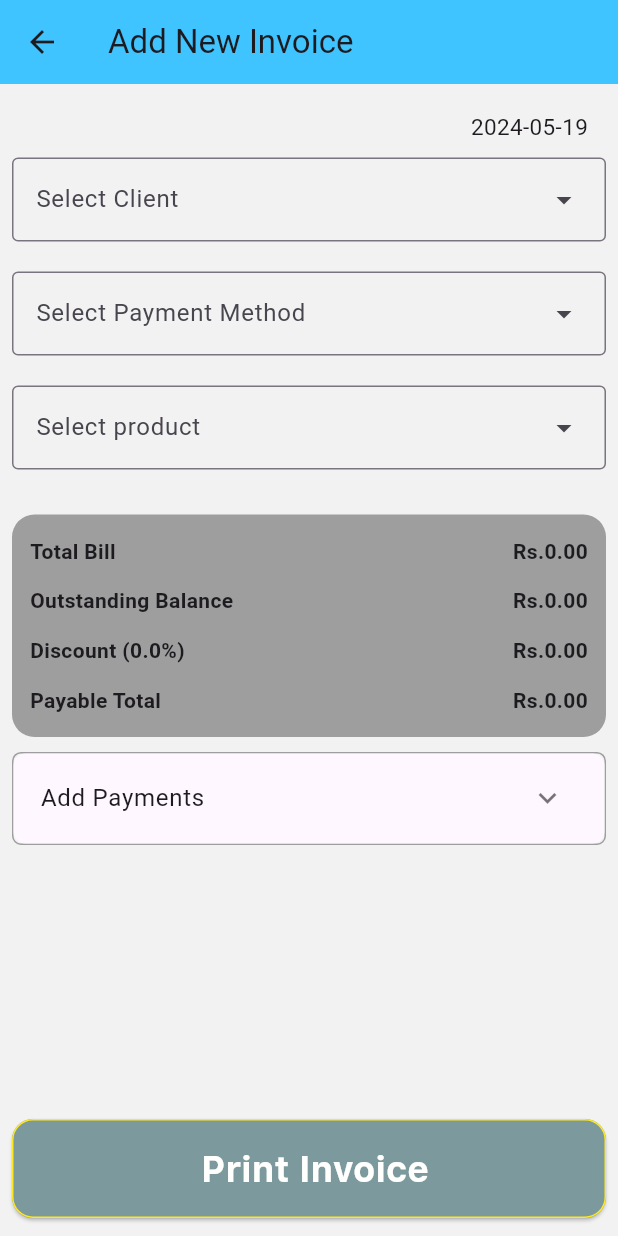
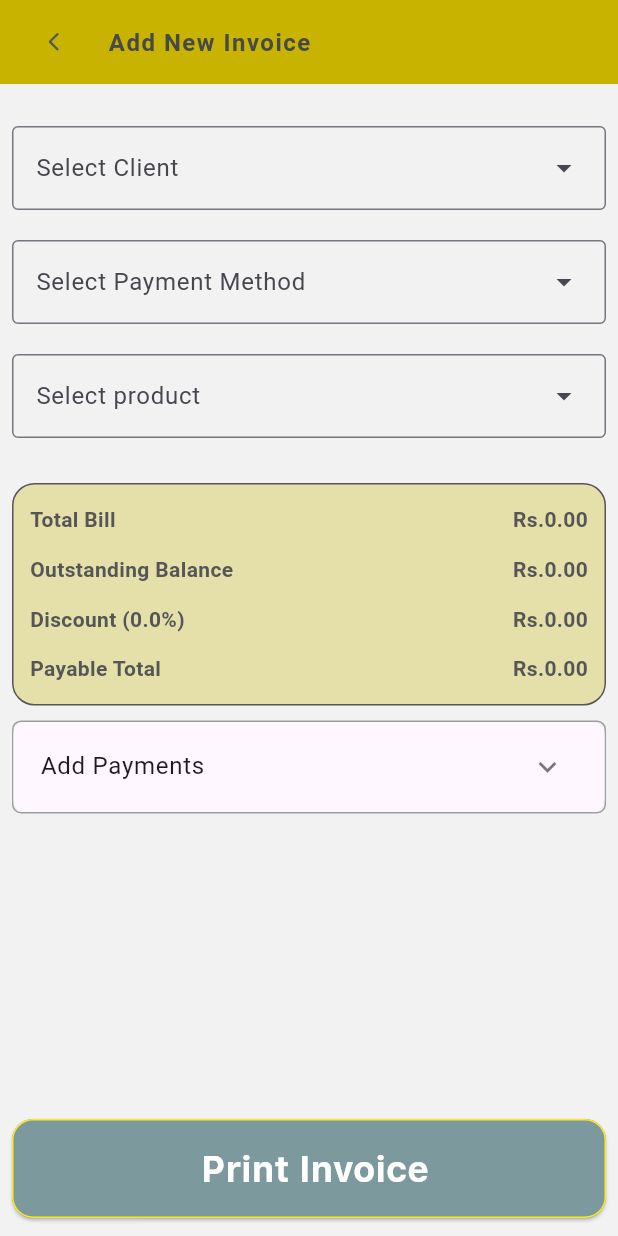
Before and after one commit to sasankadeshapriya/order-processing-app-flutter, a Flutter app: the InvoicePage screen opened directly, after a tap on "Print Invoice", on a phone screen of 412 x 824 dp. Run offline on Flutter 3.47's test engine with Material 3 defaults, Android fonts, the phone set to English and light mode, and no system bars; drawn by our look-alikes of expansion_tile_card; our stand-ins replace awesome_dialog, dropdown_button2, flutter_svg, fluttertoast, google_fonts, google_maps_flutter and 6 more; missing offline and left inert: app_settings, bluetooth_print, jumping_dot; accounts and stored records are empty; network calls fail; Roboto replaces fonts that are missing (SF Pro Text).

Commit message:
add decoration for App bar

```diff
--- a/lib/views/assignment/assignment_list.dart
+++ b/lib/views/assignment/assignment_list.dart
@@ -158,7 +158,7 @@ class _AssignmentListState extends State<AssignmentList> {
     return Scaffold(
       backgroundColor: AppColor.backgroundColor,
       appBar: AppBar(
-        backgroundColor: AppColor.backgroundColor,
+        backgroundColor: AppColor.accentColor,
         leading: Padding(
           padding: const EdgeInsets.only(left: 16),
           child: IconButton(
@@ -275,6 +275,7 @@ class _AssignmentListState extends State<AssignmentList> {
   Widget _buildBody() {
     return Column(
       children: [
+        const SizedBox(height: 14),
         _buildStatusHeader(), // Update header based on selected date range
         const SizedBox(height: 14),
         Expanded(
--- a/lib/views/invoice/invoicePage.dart
+++ b/lib/views/invoice/invoicePage.dart
@@ -60,8 +60,30 @@ class _InvoicePageState extends State<InvoicePage> {
       },
       child: Scaffold(
         appBar: AppBar(
-          title: const Text('Add New Invoice'),
-          backgroundColor: Colors.lightBlueAccent,
+          leading: Padding(
+            padding: const EdgeInsets.only(left: 16),
+            child: IconButton(
+              icon: const Icon(
+                Icons.arrow_back_ios_rounded,
+                color: AppColor.primaryTextColor,
+                size: 15,
+              ),
+              onPressed: () {
+                Navigator.pop(context);
+              },
+            ),
+          ),
+          title: const Text(
+            'Add New Invoice',
+            style: TextStyle(
+              color: Color(0xFF464949),
+              fontSize: 16,
+              fontWeight: FontWeight.bold,
+              letterSpacing: 1,
+              fontFamily: 'SF Pro Text',
+            ),
+          ),
+          backgroundColor: AppColor.accentColor,
         ),
         body: LayoutBuilder(
           builder: (context, constraints) {
@@ -75,7 +97,8 @@ class _InvoicePageState extends State<InvoicePage> {
                     child: Column(
                       crossAxisAlignment: CrossAxisAlignment.start,
                       children: [
-                        _buildDateDisplay(),
+                        //_buildDateDisplay(),
+                        const SizedBox(height: 20),
                         _buildClientDropdown(width, 200),
                         const SizedBox(height: 20),
                         _buildPaymentMethodDropdown(width),
@@ -291,7 +314,7 @@ class _InvoicePageState extends State<InvoicePage> {
                 mainAxisAlignment: MainAxisAlignment.spaceBetween,
                 children: [
                   Text(
-                    "Price: Rs.${invoiceLogic.getPrice(product, invoiceLogic.selectedPaymentMethod ?? invoiceLogic.paymentMethods.first)} X ${invoiceLogic.productQuantities[product]}",
+                    "Price: Rs.${invoiceLogic.getPrice(product, invoiceLogic.selectedPaymentMethod ?? invoiceLogic.paymentMethods.first)} X ${invoiceLogic.productQuantities[product]} ${product.measurementUnit}",
                     style: const TextStyle(
                         fontSize: 14,
                         fontWeight: FontWeight.bold,
@@ -366,7 +389,8 @@ class _InvoicePageState extends State<InvoicePage> {
                   isDense: true,
                   contentPadding: EdgeInsets.fromLTRB(0, 0, 10, 0),
                 ),
-                style: const TextStyle(fontSize: 18, fontWeight: FontWeight.bold),
+                style:
+                    const TextStyle(fontSize: 18, fontWeight: FontWeight.bold),
                 keyboardType: TextInputType.number,
                 inputFormatters: [
                   FilteringTextInputFormatter.allow(RegExp(r'^\d*\.?\d*')),
@@ -447,7 +471,11 @@ class _InvoicePageState extends State<InvoicePage> {
     return DecoratedBox(
       decoration: BoxDecoration(
         borderRadius: BorderRadius.circular(15.0),
-        color: Colors.grey,
+        border: Border.all(
+          color: AppColor.primaryColor, // Choose your desired border color
+          width: 1.0, // Choose the width of the border
+        ),
+        color: AppColor.accentColor.withOpacity(0.3),
       ),
       child: Container(
         width: MediaQuery.of(context).size.width,
@@ -460,18 +488,26 @@ class _InvoicePageState extends State<InvoicePage> {
               mainAxisAlignment: MainAxisAlignment.spaceBetween,
               children: [
                 const Text("Total Bill",
-                    style: TextStyle(fontWeight: FontWeight.bold)),
+                    style: TextStyle(
+                        fontWeight: FontWeight.bold,
+                        color: AppColor.primaryColor)),
                 Text("Rs.${totalBillAmount.toStringAsFixed(2)}",
-                    style: const TextStyle(fontWeight: FontWeight.bold)),
+                    style: const TextStyle(
+                        fontWeight: FontWeight.bold,
+                        color: AppColor.primaryColor)),
               ],
             ),
             Row(
               mainAxisAlignment: MainAxisAlignment.spaceBetween,
               children: [
                 const Text("Outstanding Balance",
-                    style: TextStyle(fontWeight: FontWeight.bold)),
+                    style: TextStyle(
+                        fontWeight: FontWeight.bold,
+                        color: AppColor.primaryColor)),
                 Text('Rs.${invoiceLogic.outstandingBalance.toStringAsFixed(2)}',
-                    style: const TextStyle(fontWeight: FontWeight.bold)),
+                    style: const TextStyle(
+                        fontWeight: FontWeight.bold,
+                        color: AppColor.primaryColor)),
               ],
             ),
             Row(
@@ -479,9 +515,13 @@ class _InvoicePageState extends State<InvoicePage> {
               children: [
                 Text(
                     "Discount (${totalBillAmount == 0 ? '0.0' : (discountAmount / totalBillAmount * 100).toStringAsFixed(2)}%)",
-                    style: const TextStyle(fontWeight: FontWeight.bold)),
+                    style: const TextStyle(
+                        fontWeight: FontWeight.bold,
+                        color: AppColor.primaryColor)),
                 Text("Rs.${discountAmount.toStringAsFixed(2)}",
-                    style: const TextStyle(fontWeight: FontWeight.bold)),
+                    style: const TextStyle(
+                        fontWeight: FontWeight.bold,
+                        color: AppColor.primaryColor)),
               ],
             ),
             Row(
@@ -489,7 +529,9 @@ class _InvoicePageState extends State<InvoicePage> {
               children: [
                 // Always start with "Payable Total" as the initial label
                 const Text("Payable Total",
-                    style: TextStyle(fontWeight: FontWeight.bold)),
+                    style: TextStyle(
+                        fontWeight: FontWeight.bold,
+                        color: AppColor.primaryColor)),
                 FutureBuilder<double>(
                   future: invoiceLogic.getTotalPriceWithDiscount(),
                   builder: (context, snapshot) {
@@ -528,7 +570,9 @@ class _InvoicePageState extends State<InvoicePage> {
                     }
 
                     return Text(rightSideText,
-                        style: const TextStyle(fontWeight: FontWeight.bold));
+                        style: const TextStyle(
+                            fontWeight: FontWeight.bold,
+                            color: AppColor.primaryColor));
                   },
                 )
               ],
@@ -621,10 +665,10 @@ class _InvoicePageState extends State<InvoicePage> {
                           }
                         },
                         buttonText: 'Full Paid Now',
-                        backgroundColor: Colors.blueAccent,
+                        backgroundColor: AppColor.accentColor,
                         textColor: Colors.white,
-                        strokeColor: Colors.blue,
-                        borderRadius: 0,
+                        strokeColor: AppColor.accentStrokeColor,
+                        borderRadius: 10,
                       ),
                     ],
                   ),
@@ -704,12 +748,12 @@ class _InvoicePageState extends State<InvoicePage> {
                                 invoiceLogic.selectedClient!.clientId);
                           },
                           buttonText: 'Cancel',
-                          backgroundColor: Colors.blueAccent,
+                          backgroundColor: AppColor.accentColor,
                           textColor: Colors.white,
-                          strokeColor: Colors.blue,
-                          borderRadius: 0,
+                          strokeColor: AppColor.accentStrokeColor,
+                          borderRadius: 10,
                         ),
-                        const SizedBox(width: 10),
+                        const SizedBox(width: 8),
                         CustomAddButton(
                           onPressed: () async {
                             double payableTotal =
@@ -789,10 +833,10 @@ class _InvoicePageState extends State<InvoicePage> {
                             }
                           },
                           buttonText: 'Add',
-                          backgroundColor: Colors.blueAccent,
+                          backgroundColor: AppColor.accentColor,
                           textColor: Colors.white,
-                          strokeColor: Colors.blue,
-                          borderRadius: 0,
+                          strokeColor: AppColor.accentStrokeColor,
+                          borderRadius: 10,
                         )
                       ],
                     ),
--- a/lib/views/invoice/invoice_list_page.dart
+++ b/lib/views/invoice/invoice_list_page.dart
@@ -75,7 +75,7 @@ class _InvoiceListState extends State<InvoiceList> {
   Widget build(BuildContext context) {
     return Scaffold(
       appBar: AppBar(
-        backgroundColor: AppColor.backgroundColor,
+        backgroundColor: AppColor.accentColor,
         leading: Padding(
           padding: const EdgeInsets.only(left: 16),
           child: IconButton(
@@ -129,6 +129,7 @@ class _InvoiceListState extends State<InvoiceList> {
       ),
       body: Column(
         children: [
+          const SizedBox(height: 14),
           _buildStatusHeader(_status),
           const SizedBox(height: 14),
           Expanded(
```
Also changed, not shown: lib/views/clients/client_form.dart (+24 -6 lines), lib/views/invoice/print_invoice.dart (+24 -9 lines), lib/views/map/map_page.dart (+4 -3 lines).
